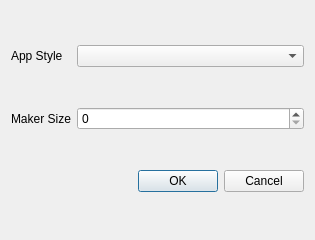
The window that src/Ui_Files/Dialogs/app_settings.ui (austinmcano/GeorgeGroupGui) describes before a commit, drawn with Qt 5.
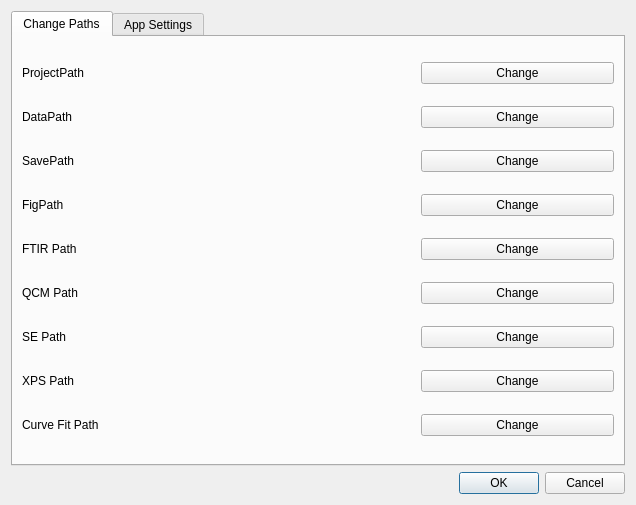
The same window after the commit.

What changed in the file:
```diff
--- a/src/Ui_Files/Dialogs/app_settings.ui
+++ b/src/Ui_Files/Dialogs/app_settings.ui
@@ -6,15 +6,15 @@
    <rect>
     <x>0</x>
     <y>0</y>
-    <width>315</width>
-    <height>240</height>
+    <width>636</width>
+    <height>505</height>
    </rect>
   </property>
   <property name="windowTitle">
    <string>Dialog</string>
   </property>
   <layout class="QGridLayout" name="gridLayout">
-   <item row="2" column="1">
+   <item row="11" column="0" colspan="3">
     <widget class="QDialogButtonBox" name="buttonBox">
      <property name="orientation">
       <enum>Qt::Horizontal</enum>
@@ -24,26 +24,236 @@
      </property>
     </widget>
    </item>
-   <item row="0" column="1">
-    <widget class="QComboBox" name="comboBox"/>
-   </item>
-   <item row="0" column="0">
-    <widget class="QLabel" name="label">
-     <property name="text">
-      <string>App Style</string>
+   <item row="0" column="0" colspan="3">
+    <widget class="QTabWidget" name="tabWidget">
+     <property name="currentIndex">
+      <number>0</number>
      </property>
+     <widget class="QWidget" name="tab">
+      <attribute name="title">
+       <string>Change Paths</string>
+      </attribute>
+      <layout class="QGridLayout" name="gridLayout_2">
+       <item row="2" column="1">
+        <widget class="QLabel" name="savepath_le">
+         <property name="text">
+          <string/>
+         </property>
+        </widget>
+       </item>
+       <item row="4" column="2">
+        <widget class="QPushButton" name="change_ir_pb">
+         <property name="text">
+          <string>Change</string>
+         </property>
+        </widget>
+       </item>
+       <item row="0" column="1">
+        <widget class="QLabel" name="projectpath_le">
+         <property name="text">
+          <string/>
+         </property>
+        </widget>
+       </item>
+       <item row="8" column="2">
+        <widget class="QPushButton" name="change_cf_pb">
+         <property name="text">
+          <string>Change</string>
+         </property>
+        </widget>
+       </item>
+       <item row="7" column="2">
+        <widget class="QPushButton" name="change_xps_pb">
+         <property name="text">
+          <string>Change</string>
+         </property>
+        </widget>
+       </item>
+       <item row="6" column="2">
+        <widget class="QPushButton" name="change_se_pb">
+         <property name="text">
+          <string>Change</string>
+         </property>
+        </widget>
+       </item>
+       <item row="5" column="2">
+        <widget class="QPushButton" name="change_qcm_pb">
+         <property name="text">
+          <string>Change</string>
+         </property>
+        </widget>
+       </item>
+       <item row="1" column="0">
+        <widget class="QLabel" name="label_5">
+         <property name="text">
+          <string>DataPath</string>
+         </property>
+        </widget>
+       </item>
+       <item row="5" column="0">
+        <widget class="QLabel" name="label_7">
+         <property name="text">
+          <string>QCM Path</string>
+         </property>
+        </widget>
+       </item>
+       <item row="5" column="1">
+        <widget class="QLabel" name="qcm_path_label">
+         <property name="text">
+          <string/>
+         </property>
+        </widget>
+       </item>
+       <item row="2" column="2">
+        <widget class="QPushButton" name="changesavepath_pb">
+         <property name="text">
+          <string>Change</string>
+         </property>
+        </widget>
+       </item>
+       <item row="0" column="2">
+        <widget class="QPushButton" name="changeprojectpath_pb">
+         <property name="text">
+          <string>Change</string>
+         </property>
+        </widget>
+       </item>
+       <item row="6" column="1">
+        <widget class="QLabel" name="se_path_label">
+         <property name="text">
+          <string/>
+         </property>
+        </widget>
+       </item>
+       <item row="7" column="0">
+        <widget class="QLabel" name="label_9">
+         <property name="text">
+          <string>XPS Path</string>
+         </property>
+        </widget>
+       </item>
+       <item row="6" column="0">
+        <widget class="QLabel" name="label_8">
+         <property name="text">
+          <string>SE Path</string>
+         </property>
+        </widget>
+       </item>
+       <item row="2" column="0">
+        <widget class="QLabel" name="label_6">
+         <property name="text">
+          <string>SavePath</string>
+         </property>
+        </widget>
+       </item>
+       <item row="8" column="1">
+        <widget class="QLabel" name="cf_path_label">
+         <property name="text">
+          <string/>
+         </property>
+        </widget>
+       </item>
+       <item row="1" column="1">
+        <widget class="QLabel" name="datapath_le">
+         <property name="text">
+          <string/>
+         </property>
+        </widget>
+       </item>
+       <item row="0" column="0">
+        <widget class="QLabel" name="label_3">
+         <property name="text">
+          <string>ProjectPath</string>
+         </property>
+        </widget>
+       </item>
+       <item row="4" column="0">
+        <widget class="QLabel" name="label_4">
+         <property name="text">
+          <string>FTIR Path</string>
+         </property>
+        </widget>
+       </item>
+       <item row="7" column="1">
+        <widget class="QLabel" name="xps_path_label">
+         <property name="text">
+          <string/>
+         </property>
+        </widget>
+       </item>
+       <item row="1" column="2">
+        <widget class="QPushButton" name="changedatapath_pb">
+         <property name="text">
+          <string>Change</string>
+         </property>
+        </widget>
+       </item>
+       <item row="8" column="0">
+        <widget class="QLabel" name="label_10">
+         <property name="text">
+          <string>Curve Fit Path</string>
+         </property>
+        </widget>
+       </item>
+       <item row="4" column="1">
+        <widget class="QLabel" name="ftir_path_label">
+         <property name="text">
+          <string/>
+         </property>
+        </widget>
+       </item>
+       <item row="3" column="0">
+        <widget class="QLabel" name="label_11">
+         <property name="text">
+          <string>FigPath</string>
+         </property>
+        </widget>
+       </item>
+       <item row="3" column="1">
+        <widget class="QLabel" name="fig_path_label">
+         <property name="text">
+          <string/>
+         </property>
+        </widget>
+       </item>
+       <item row="3" column="2">
+        <widget class="QPushButton" name="change_figpath_pb">
+         <property name="text">
+          <string>Change</string>
+         </property>
+        </widget>
+       </item>
+      </layout>
+     </widget>
+     <widget class="QWidget" name="tab_2">
+      <attribute name="title">
+       <string>App Settings</string>
+      </attribute>
+      <layout class="QGridLayout" name="gridLayout_3">
+       <item row="0" column="0">
+        <widget class="QLabel" name="label">
+         <property name="text">
+          <string>App Style</string>
+         </property>
+        </widget>
+       </item>
+       <item row="0" column="1">
+        <widget class="QComboBox" name="comboBox"/>
+       </item>
+       <item row="1" column="0">
+        <widget class="QLabel" name="label_2">
+         <property name="text">
+          <string>Maker Size</string>
+         </property>
+        </widget>
+       </item>
+       <item row="1" column="1">
+        <widget class="QSpinBox" name="spinBox"/>
+       </item>
+      </layout>
+     </widget>
     </widget>
    </item>
-   <item row="1" column="0">
-    <widget class="QLabel" name="label_2">
-     <property name="text">
-      <string>Maker Size</string>
-     </property>
-    </widget>
-   </item>
-   <item row="1" column="1">
-    <widget class="QSpinBox" name="spinBox"/>
-   </item>
   </layout>
  </widget>
  <resources/>
```
